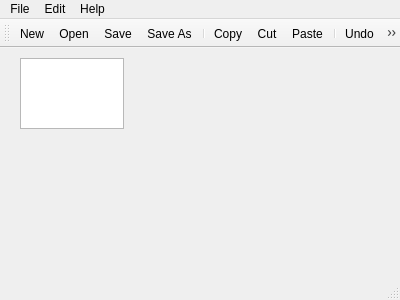
First picture: the form in mainwindow.ui, repository lutayev/SecureNote, before the edit.
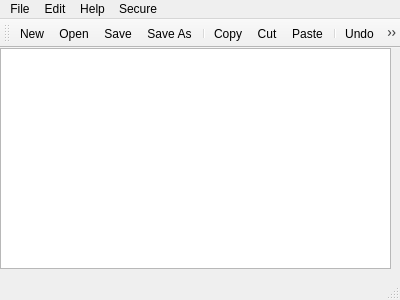
Second picture: the form after the edit. Icons and pictures are not drawn.

```diff
--- a/mainwindow.ui
+++ b/mainwindow.ui
@@ -17,10 +17,10 @@
    <widget class="QTextEdit" name="textEdit">
     <property name="geometry">
      <rect>
-      <x>20</x>
-      <y>10</y>
-      <width>104</width>
-      <height>71</height>
+      <x>0</x>
+      <y>0</y>
+      <width>391</width>
+      <height>221</height>
      </rect>
     </property>
    </widget>
@@ -81,9 +81,18 @@
     </property>
     <addaction name="actionAbout"/>
    </widget>
+   <widget class="QMenu" name="menuSecure">
+    <property name="title">
+     <string>Secure</string>
+    </property>
+    <addaction name="actionEncrypt_all_text"/>
+    <addaction name="actionDecrypt_all_text"/>
+    <addaction name="actionSet_the_encryption_password"/>
+   </widget>
    <addaction name="menuFile"/>
    <addaction name="menuEdit"/>
    <addaction name="menuAbout"/>
+   <addaction name="menuSecure"/>
   </widget>
   <action name="actionNew">
    <property name="icon">
```
Left out of the diff: 41 changed lines with no effect on the pictures.
